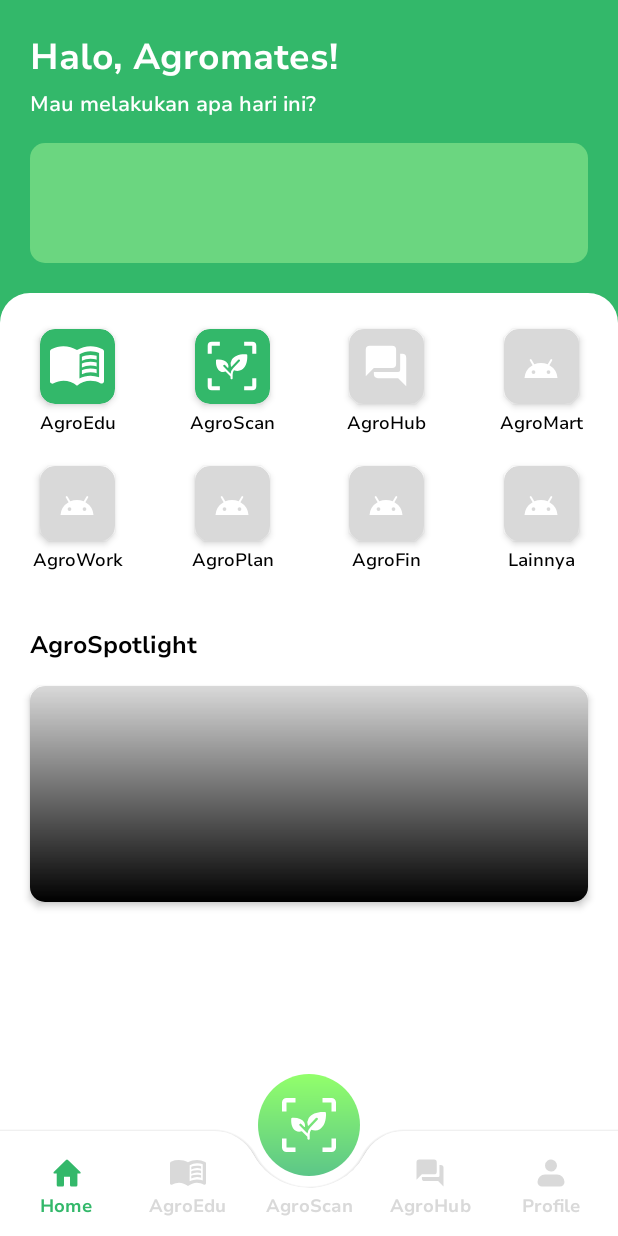
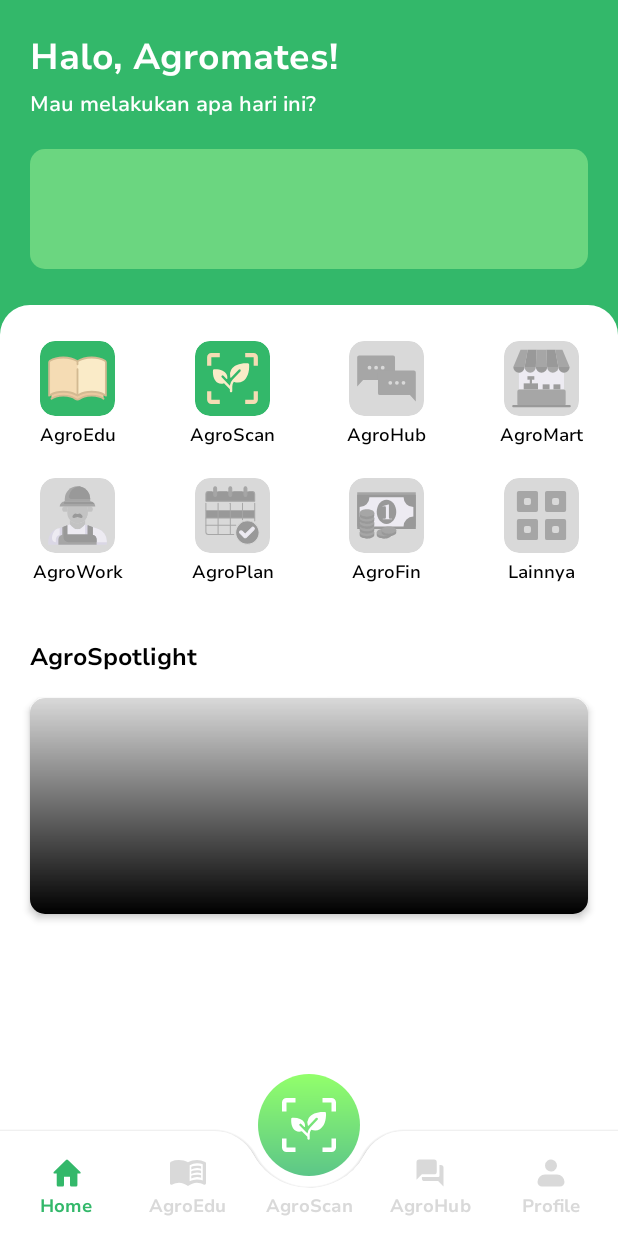
Before and after one commit to Agronify/Agronify, an Android app: the MainActivity screen opened directly, with no data from a screen before it, on a phone screen of 412 x 824 dp. Run offline under Robolectric (Android 15) with nearby library versions, the phone set to English and light mode, and no system bars.

Commit message:
`update` restyle main activity

```diff
--- a/app/src/main/res/layout/activity_main.xml
+++ b/app/src/main/res/layout/activity_main.xml
@@ -41,7 +41,7 @@
         android:layout_width="match_parent"
         android:layout_height="80dp"
         android:layout_marginHorizontal="20dp"
-        android:layout_marginTop="16dp"
+        android:layout_marginTop="20dp"
         android:background="@drawable/shape_rounded"
         android:backgroundTint="@color/agronify_secondary"
         app:layout_constraintEnd_toEndOf="parent"
@@ -115,7 +115,7 @@
         android:id="@+id/cl_main"
         android:layout_width="match_parent"
         android:layout_height="0dp"
-        android:layout_marginTop="20dp"
+        android:layout_marginTop="24dp"
         android:background="@drawable/shape_rounded_top"
         app:layout_constraintBottom_toBottomOf="parent"
         app:layout_constraintEnd_toEndOf="parent"
@@ -127,20 +127,17 @@
             android:layout_width="50dp"
             android:layout_height="50dp"
             android:layout_marginTop="24dp"
-            app:layout_constraintHorizontal_bias="0.5"
-            app:cardElevation="3dp"
+            style="?attr/materialCardViewFilledStyle"
             app:cardBackgroundColor="@color/agronify_main"
-            app:cardCornerRadius="10dp"
-            app:strokeWidth="0dp"
             app:layout_constraintStart_toStartOf="parent"
             app:layout_constraintEnd_toStartOf="@id/guideline_vertical_first"
             app:layout_constraintTop_toTopOf="parent">
 
             <ImageView
-                android:layout_width="36dp"
-                android:layout_height="36dp"
+                android:layout_width="wrap_content"
+                android:layout_height="wrap_content"
                 android:layout_gravity="center"
-                android:src="@drawable/ic_edu" />
+                android:src="@drawable/ic_feature_edu" />
 
         </com.google.android.material.card.MaterialCardView>
 
@@ -161,21 +158,19 @@
             android:id="@+id/btn_agro_scan"
             android:layout_width="50dp"
             android:layout_height="50dp"
-            app:cardElevation="3dp"
+            style="?attr/materialCardViewFilledStyle"
             app:cardBackgroundColor="@color/agronify_main"
-            app:cardCornerRadius="10dp"
-            app:strokeWidth="0dp"
-            app:layout_constraintHorizontal_bias="0.5"
             app:layout_constraintStart_toEndOf="@id/guideline_vertical_first"
             app:layout_constraintEnd_toStartOf="@id/guideline_vertical"
             app:layout_constraintBottom_toBottomOf="@+id/btn_agro_edu"
             app:layout_constraintTop_toTopOf="@id/btn_agro_edu">
 
             <ImageView
-                android:layout_width="36dp"
-                android:layout_height="36dp"
+                android:layout_width="wrap_content"
+                android:layout_height="wrap_content"
                 android:layout_gravity="center"
-                android:src="@drawable/ic_scan" />
+                android:padding="3dp"
+                android:src="@drawable/ic_feature_scan" />
 
         </com.google.android.material.card.MaterialCardView>
 
@@ -196,21 +191,18 @@
             android:id="@+id/btn_agro_hub"
             android:layout_width="50dp"
             android:layout_height="50dp"
-            app:cardElevation="3dp"
+            style="?attr/materialCardViewFilledStyle"
             app:cardBackgroundColor="@color/agronify_gray"
-            app:cardCornerRadius="10dp"
-            app:strokeWidth="0dp"
-            app:layout_constraintHorizontal_bias="0.5"
             app:layout_constraintStart_toEndOf="@id/guideline_vertical"
             app:layout_constraintEnd_toStartOf="@id/guideline_vertical_last"
             app:layout_constraintBottom_toBottomOf="@id/btn_agro_mart"
             app:layout_constraintTop_toTopOf="@id/btn_agro_mart">
 
             <ImageView
-                android:layout_width="36dp"
-                android:layout_height="36dp"
+                android:layout_width="wrap_content"
+                android:layout_height="wrap_content"
                 android:layout_gravity="center"
-                android:src="@drawable/ic_hub" />
+                android:src="@drawable/ic_feature_hub" />
 
         </com.google.android.material.card.MaterialCardView>
 
@@ -232,11 +224,8 @@
             android:layout_width="50dp"
             android:layout_height="50dp"
             android:layout_marginTop="24dp"
-            app:layout_constraintHorizontal_bias="0.5"
-            app:cardElevation="3dp"
+            style="?attr/materialCardViewFilledStyle"
             app:cardBackgroundColor="@color/agronify_gray"
-            app:cardCornerRadius="10dp"
-            app:strokeWidth="0dp"
             app:layout_constraintStart_toEndOf="@id/guideline_vertical_last"
             app:layout_constraintEnd_toEndOf="parent"
             app:layout_constraintTop_toTopOf="parent">
@@ -245,7 +234,7 @@
                 android:layout_width="wrap_content"
                 android:layout_height="wrap_content"
                 android:layout_gravity="center"
-                android:src="@drawable/ic_test" />
+                android:src="@drawable/ic_feature_mart" />
 
         </com.google.android.material.card.MaterialCardView>
 
@@ -267,10 +256,8 @@
             android:layout_width="50dp"
             android:layout_height="50dp"
             android:layout_marginTop="20dp"
-            app:cardElevation="3dp"
+            style="?attr/materialCardViewFilledStyle"
             app:cardBackgroundColor="@color/agronify_gray"
-            app:cardCornerRadius="10dp"
-            app:strokeWidth="0dp"
             app:layout_constraintStart_toStartOf="@id/btn_agro_edu"
             app:layout_constraintEnd_toEndOf="@id/btn_agro_edu"
             app:layout_constraintTop_toBottomOf="@id/tv_agro_edu">
@@ -279,7 +266,7 @@
                 android:layout_width="wrap_content"
                 android:layout_height="wrap_content"
                 android:layout_gravity="center"
-                android:src="@drawable/ic_test" />
+                android:src="@drawable/ic_feature_work" />
 
         </com.google.android.material.card.MaterialCardView>
 
@@ -301,10 +288,8 @@
             android:layout_width="50dp"
             android:layout_height="50dp"
             android:layout_marginTop="20dp"
-            app:cardElevation="3dp"
+            style="?attr/materialCardViewFilledStyle"
             app:cardBackgroundColor="@color/agronify_gray"
-            app:cardCornerRadius="10dp"
-            app:strokeWidth="0dp"
             app:layout_constraintStart_toStartOf="@id/btn_agro_scan"
             app:layout_constraintEnd_toEndOf="@id/btn_agro_scan"
             app:layout_constraintTop_toBottomOf="@id/tv_agro_scan">
@@ -313,7 +298,7 @@
                 android:layout_width="wrap_content"
                 android:layout_height="wrap_content"
                 android:layout_gravity="center"
-                android:src="@drawable/ic_test" />
+                android:src="@drawable/ic_feature_plan" />
 
         </com.google.android.material.card.MaterialCardView>
 
@@ -335,10 +320,8 @@
             android:layout_width="50dp"
             android:layout_height="50dp"
             android:layout_marginTop="20dp"
-            app:cardElevation="3dp"
+            style="?attr/materialCardViewFilledStyle"
             app:cardBackgroundColor="@color/agronify_gray"
-            app:cardCornerRadius="10dp"
-            app:strokeWidth="0dp"
             app:layout_constraintStart_toStartOf="@id/btn_agro_hub"
             app:layout_constraintEnd_toEndOf="@id/btn_agro_hub"
             app:layout_constraintTop_toBottomOf="@id/tv_agro_hub">
@@ -347,7 +330,7 @@
                 android:layout_width="wrap_content"
                 android:layout_height="wrap_content"
                 android:layout_gravity="center"
-                android:src="@drawable/ic_test" />
+                android:src="@drawable/ic_feature_fin" />
 
         </com.google.android.material.card.MaterialCardView>
 
@@ -369,10 +352,8 @@
             android:layout_width="50dp"
             android:layout_height="50dp"
             android:layout_marginTop="20dp"
-            app:cardElevation="3dp"
+            style="?attr/materialCardViewFilledStyle"
             app:cardBackgroundColor="@color/agronify_gray"
-            app:cardCornerRadius="10dp"
-            app:strokeWidth="0dp"
             app:layout_constraintStart_toStartOf="@id/btn_agro_mart"
             app:layout_constraintEnd_toEndOf="@id/btn_agro_mart"
             app:layout_constraintTop_toBottomOf="@id/tv_agro_mart">
@@ -381,7 +362,8 @@
                 android:layout_width="wrap_content"
                 android:layout_height="wrap_content"
                 android:layout_gravity="center"
-                android:src="@drawable/ic_test" />
+                android:padding="4dp"
+                android:src="@drawable/ic_feature_more" />
 
         </com.google.android.material.card.MaterialCardView>
 
@@ -505,22 +487,15 @@
                 android:layout_width="match_parent"
                 android:layout_height="70dp"
                 android:layout_gravity="bottom"
-                app:backgroundTint="@color/agronify_white"
-                app:addElevationShadow="true"
-                app:elevation="3dp"
-                app:contentInsetStart="0dp"
-                app:contentInsetEnd="0dp"
-                app:fabAlignmentMode="center"
-                app:fabAnchorMode="cradle"
-                app:fabCradleRoundedCornerRadius="30dp"
-                app:fabCradleMargin="8dp"
-                app:fabCradleVerticalOffset="4dp">
+                android:backgroundTint="@color/agronify_white"
+                style="?attr/bottomAppBarStyle">
 
                 <com.google.android.material.bottomnavigation.BottomNavigationView
                     android:id="@+id/bottom_navigation_view"
                     android:layout_width="match_parent"
                     android:layout_height="wrap_content"
                     android:background="@drawable/shape_transparent"
+                    style="?attr/bottomNavigationStyle"
                     app:menu="@menu/bottom_navigation_menu" />
 
             </com.google.android.material.bottomappbar.BottomAppBar>
@@ -536,11 +511,11 @@
                 android:id="@+id/fab_agro_scan"
                 android:layout_width="wrap_content"
                 android:layout_height="wrap_content"
+                style="?attr/floatingActionButtonStyle"
                 app:backgroundTint="@android:color/transparent"
                 app:fabCustomSize="68dp"
                 app:maxImageSize="40dp"
                 app:srcCompat="@drawable/ic_scan"
-                app:elevation="0dp"
                 app:layout_anchor="@id/bottom_app_bar" />
 
         </androidx.coordinatorlayout.widget.CoordinatorLayout>
```
